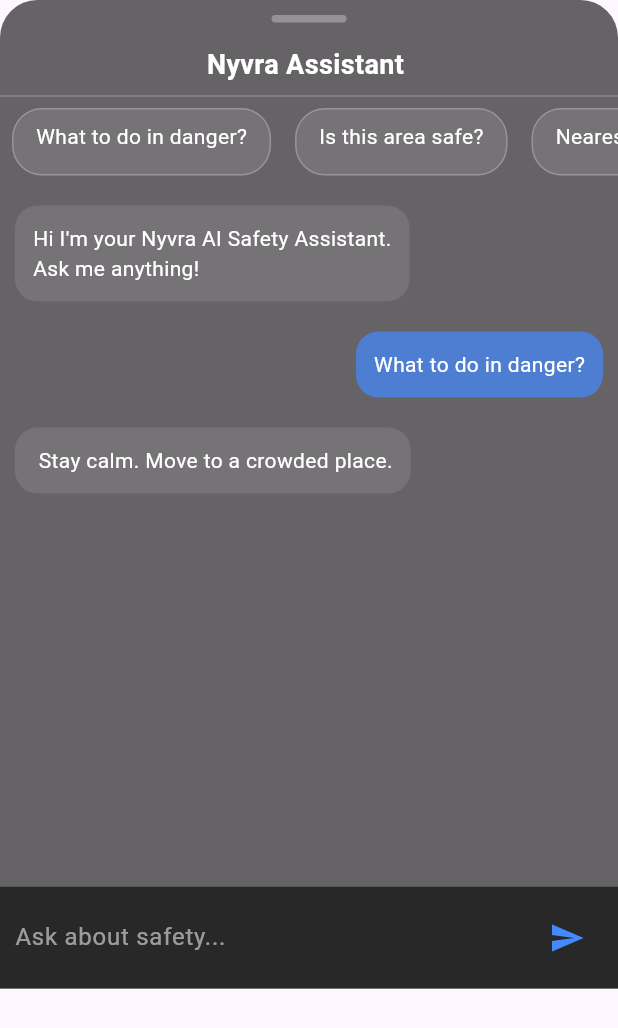
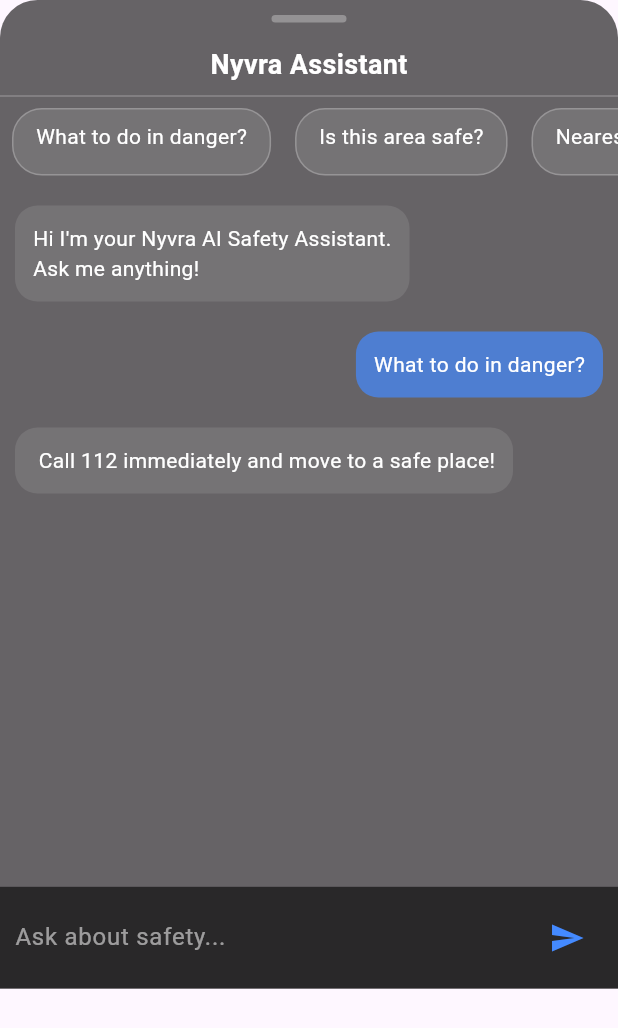
Before and after one commit to supriyachola/Nyvra, a Flutter app: the ChatBotUI widget shown alone on an empty page, opened directly, after a tap on "What to do in danger?", on a phone screen of 412 x 824 dp. Shown: the top 1028 px of the screen. Run offline on Flutter 3.47's test engine with Material 3 defaults, Android fonts, the phone set to English and light mode, and no system bars; our stand-ins replace flutter_contacts, flutter_map, geolocator, latlong2, permission_handler.

Commit message:
Enhance chatbot with safety features and UI updates
Added functionality to open the nearest police station and respond to danger messages. Improved message handling and UI elements.

```diff
--- a/lib/chatbot_ui.dart
+++ b/lib/chatbot_ui.dart
@@ -1,5 +1,8 @@
 import 'dart:ui';
+import 'dart:convert';
 import 'package:flutter/material.dart';
+import 'package:http/http.dart' as http;
+import 'package:url_launcher/url_launcher.dart';
 
 class ChatBotUI extends StatefulWidget {
   const ChatBotUI({super.key});
@@ -18,21 +21,25 @@
     }
   ];
 
-  //////////////////////////////////////////////////////
-  // 🔥 FAQ QUICK BUTTONS
-  //////////////////////////////////////////////////////
   final List<String> faqs = [
     "What to do in danger?",
     "Is this area safe?",
     "Nearest police station",
     "Safe route at night",
   ];
+  void openPoliceStation() async {
+    final url = Uri.parse(
+        "https://www.google.com/maps/search/police+station+near+me"
+    );
+
+    await launchUrl(url, mode: LaunchMode.externalApplication);
+  }
 
   //////////////////////////////////////////////////////
   // SEND MESSAGE
   //////////////////////////////////////////////////////
   void sendMessage(String text) {
-    if (text.isEmpty) return;
+    if (text.trim().isEmpty) return;
 
     setState(() {
       messages.add({"role": "user", "text": text});
@@ -40,7 +47,34 @@
 
     controller.clear();
 
-    Future.delayed(const Duration(milliseconds: 400), () async {
+    String lowerText = text.toLowerCase();
+
+    // 🚔 POLICE → open maps
+    if (lowerText.contains("police")) {
+      openPoliceStation();
+
+      setState(() {
+        messages.add({
+          "role": "bot",
+          "text": "🚔 Opening nearest police stations..."
+        });
+      });
+      return;
+    }
+
+    // 🚨 DANGER → instant response (no API)
+    if (lowerText.contains("danger")) {
+      setState(() {
+        messages.add({
+          "role": "bot",
+          "text": " Call 112 immediately and move to a safe place!"
+        });
+      });
+      return;
+    }
+
+    // 🤖 AI CALL
+    Future.delayed(const Duration(milliseconds: 300), () async {
       String reply = await getBotResponse(text);
 
       setState(() {
@@ -50,69 +84,35 @@
   }
 
   //////////////////////////////////////////////////////
-  // 🤖 SMART RESPONSE (LLM READY)
+  // 🤖 AI RESPONSE FUNCTION (FIXED)
   //////////////////////////////////////////////////////
-  String? lastIntent;
+  Future<String> getBotResponse(String msg) async {
+    try {
+      final response = await http.post(
+        Uri.parse("https://supriyachola-nyvra-api.hf.space/ai"),
+        headers: {"Content-Type": "application/json"},
+        body: jsonEncode({"message": msg}),
+      );
 
-  Future<String> getBotResponse(String msg) async {
-    msg = msg.toLowerCase();
+      // debugPrint("STATUS: ${response.statusCode}");
+      // debugPrint("BODY: ${response.body}");
 
-    await Future.delayed(const Duration(milliseconds: 500)); // 🤖 thinking
-
-    String intent = "unknown";
-
-    if (msg.contains("safe")) {
-      intent = "safe";
-    } else if (msg.contains("police")) {
-      intent = "police";
-    } else if (msg.contains("danger")) {
-      intent = "danger";
-    } else if (msg.contains("route")) {
-      intent = "route";
+      if (response.statusCode == 200) {
+        final data = jsonDecode(response.body);
+        return data["reply"] ?? "No response";
       }
 
-    lastIntent = intent;
-
-    switch (intent) {
-      case "safe":
-        return _random([
-          "This area looks moderately safe. Stay alert.",
-          "Seems safe, but avoid isolated roads.",
-          "You're relatively safe, but stay aware."
-        ]);
-
-      case "police":
-        return _random([
-          "Nearest police station is within ~2km.",
-          "Police help is nearby. Use SOS if urgent.",
-          "Call 112 if immediate assistance is needed."
-        ]);
-
-      case "danger":
-        return _random([
-          " Stay calm. Move to a crowded place.",
-          "Avoid confrontation and call 112.",
-          "Share your live location immediately."
-        ]);
-
-      case "route":
-        return _random([
-          "Use well-lit main roads.",
-          "Avoid shortcuts at night.",
-          "Stick to populated routes."
-        ]);
-
-      default:
-        return "I'm here to help you!! ";
+      return "⚠️ Server error ${response.statusCode}";
+    } catch (e) {
+      debugPrint("ERROR: $e");
+      return "⚠️ Cannot connect to backend";
     }
   }
 
-//////////////////////////////////////////////////////
-// 🔥 RANDOM RESPONSE
-//////////////////////////////////////////////////////
-  String _random(List<String> list) {
-    list.shuffle();
-    return list.first;
+  @override
+  void dispose() {
+    controller.dispose();
+    super.dispose();
   }
 
   //////////////////////////////////////////////////////
@@ -130,13 +130,9 @@
           filter: ImageFilter.blur(sigmaX: 20, sigmaY: 20),
           child: Container(
             height: MediaQuery.of(context).size.height * 0.8,
-          color: Colors.black.withOpacity(0.6),
+            color: Colors.black.withValues(alpha: 0.6),
             child: Column(
               children: [
-
-              //////////////////////////////////////////////////////
-              // HEADER
-              //////////////////////////////////////////////////////
                 const SizedBox(height: 10),
 
                 Container(
@@ -151,7 +147,7 @@
                 const SizedBox(height: 15),
 
                 const Text(
-                "Nyvra Assistant ",
+                  "Nyvra Assistant",
                   style: TextStyle(
                     color: Colors.white,
                     fontSize: 18,
@@ -162,7 +158,7 @@
                 const Divider(color: Colors.white24),
 
                 //////////////////////////////////////////////////////
-              // 🔥 FAQ BUTTONS
+                // FAQ BUTTONS
                 //////////////////////////////////////////////////////
                 SizedBox(
                   height: 45,
@@ -177,7 +173,7 @@
                           padding: const EdgeInsets.symmetric(
                               horizontal: 15, vertical: 8),
                           decoration: BoxDecoration(
-                          color: Colors.white.withOpacity(0.1),
+                            color: Colors.white.withValues(alpha: 0.1),
                             borderRadius: BorderRadius.circular(20),
                             border: Border.all(color: Colors.white24),
                           ),
@@ -212,8 +208,8 @@
                           padding: const EdgeInsets.all(12),
                           decoration: BoxDecoration(
                             color: isUser
-                              ? Colors.blueAccent.withOpacity(0.7)
-                              : Colors.white.withOpacity(0.1),
+                                ? Colors.blueAccent.withValues(alpha: 0.7)
+                                : Colors.white.withValues(alpha: 0.1),
                             borderRadius: BorderRadius.circular(15),
                           ),
                           child: Text(
@@ -231,7 +227,7 @@
                 //////////////////////////////////////////////////////
                 Container(
                   padding: const EdgeInsets.all(10),
-                color: Colors.black.withOpacity(0.6),
+                  color: Colors.black.withValues(alpha: 0.6),
                   child: Row(
                     children: [
                       Expanded(
@@ -257,6 +253,7 @@
             ),
           ),
         ),
-        ));
+      ),
+    );
   }
 }
```
Lines whose indentation alone changed are shown as unchanged.
